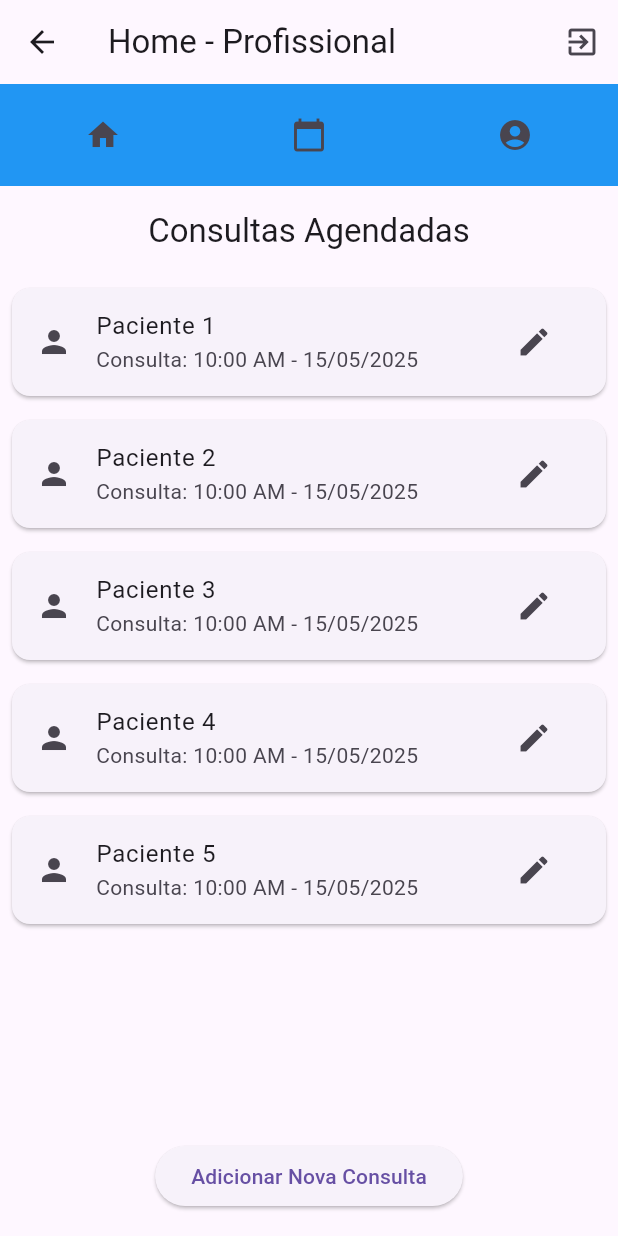
After one commit to Pedrovmart/ProgMulti_PedroMartinelli_Careflow, a Flutter app: the ProfissionalMainPage screen opened directly, on a phone screen of 412 x 824 dp. The commit adds this screen. Run offline on Flutter 3.47's test engine with Material 3 defaults, Android fonts, the phone set to English and light mode, and no system bars; our stand-ins replace cloud_firestore, firebase_auth, firebase_core; accounts and stored records are empty; network calls fail.

Commit message:
(feat): implementa navegação e páginas principais para pacientes e profissionais

```diff
--- a/lib/main.dart
+++ b/lib/main.dart
@@ -1,11 +1,13 @@
 import 'package:careflow_app/src/data/auth/repositories/auth_repository.dart';
 import 'package:careflow_app/src/data/auth/usecases/auth_usecase.dart';
 import 'package:careflow_app/src/presentation/pages/login_page.dart';
+import 'package:careflow_app/src/presentation/pages/paciente_main_page.dart';
+import 'package:careflow_app/src/presentation/pages/profissional_main_page.dart';
 import 'package:careflow_app/src/presentation/pages/signup_page.dart';
+import 'package:firebase_auth/firebase_auth.dart' as firebase_auth;
 import 'package:firebase_core/firebase_core.dart';
 import 'package:flutter/material.dart';
 import 'package:provider/provider.dart';
-import 'package:careflow_app/src/presentation/pages/home_page.dart';
 
 import 'src/presentation/providers/auth_provider.dart';
 
@@ -31,13 +33,32 @@ class MyApp extends StatelessWidget {
   @override
   Widget build(BuildContext context) {
     return MaterialApp(
-      title: 'CareFlow App',
-      theme: ThemeData(primarySwatch: Colors.blue),
-      initialRoute: '/login',
+      debugShowCheckedModeBanner: false,
+      home: Consumer<AuthProvider>(
+        builder: (context, authProvider, child) {
+          return StreamBuilder<firebase_auth.User?>(
+            stream: authProvider.authStateChanges,
+            builder: (context, snapshot) {
+              if (snapshot.connectionState == ConnectionState.waiting) {
+                return CircularProgressIndicator(); // Espera enquanto o estado é carregado
+              }
+
+              if (snapshot.hasData) {
+                if (authProvider.userType == 'paciente') {
+                  return PacienteMainPage(); // Página do paciente
+                } else if (authProvider.userType == 'profissional') {
+                  return ProfissionalMainPage(); // Página do profissional
+                }
+              }
+
+              return LoginPage();
+            },
+          );
+        },
+      ),
       routes: {
         '/login': (context) => LoginPage(),
         '/signup': (context) => SignUpPage(),
-        '/home': (context) => HomePage(),
       },
     );
   }
--- /dev/null
+++ b/lib/src/presentation/pages/profissional_main_page.dart
@@ -0,0 +1,114 @@
+import 'package:flutter/material.dart';
+
+class ProfissionalMainPage extends StatelessWidget {
+  const ProfissionalMainPage({super.key});
+
+  @override
+  Widget build(BuildContext context) {
+    return Scaffold(
+      appBar: AppBar(
+        title: const Text('Home - Profissional'),
+        actions: [
+          IconButton(
+            icon: const Icon(Icons.exit_to_app),
+            onPressed: () {
+              // Lógica para fazer logout
+              Navigator.pushReplacementNamed(context, '/login');
+            },
+          ),
+        ],
+      ),
+      body: Column(
+        children: [
+          // Barra de navegação fixa
+          NavigationBar(),
+
+          // Título das consultas agendadas
+          Padding(
+            padding: const EdgeInsets.all(16.0),
+            child: Text(
+              "Consultas Agendadas",
+              style: Theme.of(context).textTheme.titleLarge,
+            ),
+          ),
+
+          // Exibindo a lista de consultas
+          Expanded(
+            child: ListView.builder(
+              itemCount:
+                  5, // Este número será dinâmico com base nos dados do Firebase
+              itemBuilder: (context, index) {
+                return Card(
+                  margin: const EdgeInsets.all(8.0),
+                  child: ListTile(
+                    leading: Icon(Icons.person),
+                    title: Text('Paciente ${index + 1}'),
+                    subtitle: Text('Consulta: 10:00 AM - 15/05/2025'),
+                    trailing: IconButton(
+                      icon: Icon(Icons.edit),
+                      onPressed: () {
+                        // Lógica para editar consulta
+                        Navigator.pushNamed(context, '/edit-appointment');
+                      },
+                    ),
+                    onTap: () {
+                      // Lógica para visualizar consulta
+                      Navigator.pushNamed(context, '/appointment-details');
+                    },
+                  ),
+                );
+              },
+            ),
+          ),
+
+          // Botão para adicionar uma nova consulta
+          Padding(
+            padding: const EdgeInsets.all(16.0),
+            child: ElevatedButton(
+              onPressed: () {
+                // Lógica para adicionar nova consulta
+                Navigator.pushNamed(context, '/add-appointment');
+              },
+              child: const Text('Adicionar Nova Consulta'),
+            ),
+          ),
+        ],
+      ),
+    );
+  }
+}
+
+class NavigationBar extends StatelessWidget {
+  const NavigationBar({super.key});
+
+  @override
+  Widget build(BuildContext context) {
+    return Container(
+      color: Colors.blue,
+      padding: const EdgeInsets.symmetric(vertical: 10.0),
+      child: Row(
+        mainAxisAlignment: MainAxisAlignment.spaceAround,
+        children: [
+          IconButton(
+            icon: const Icon(Icons.home),
+            onPressed: () {
+              Navigator.pushNamed(context, '/home');
+            },
+          ),
+          IconButton(
+            icon: const Icon(Icons.calendar_today),
+            onPressed: () {
+              Navigator.pushNamed(context, '/agenda');
+            },
+          ),
+          IconButton(
+            icon: const Icon(Icons.account_circle),
+            onPressed: () {
+              Navigator.pushNamed(context, '/profile');
+            },
+          ),
+        ],
+      ),
+    );
+  }
+}
--- a/lib/src/presentation/pages/signup_page.dart
+++ b/lib/src/presentation/pages/signup_page.dart
@@ -98,7 +98,7 @@ class SignUpPageState extends State<SignUpPage> {
 
                 if (context.mounted) {
                   if (context.read<AuthProvider>().isAuthenticated) {
-                    Navigator.pushReplacementNamed(context, '/home');
+                    Navigator.pushReplacementNamed(context, '/login');
                   } else {
                     ScaffoldMessenger.of(
                       context,
```
Also changed, not shown: lib/src/data/auth/repositories/auth_repository.dart (+44 -0 lines), lib/src/data/auth/usecases/auth_usecase.dart (+12 -4 lines), lib/src/presentation/pages/home_page.dart (deleted, +0 -15 lines), lib/src/presentation/pages/login_page.dart (+22 -2 lines), lib/src/presentation/pages/paciente_main_page.dart (added, +95 -0 lines), lib/src/presentation/providers/auth_provider.dart (+21 -12 lines), lib/src/data/auth/datasources/auth_remote_datasource.dart (deleted).
